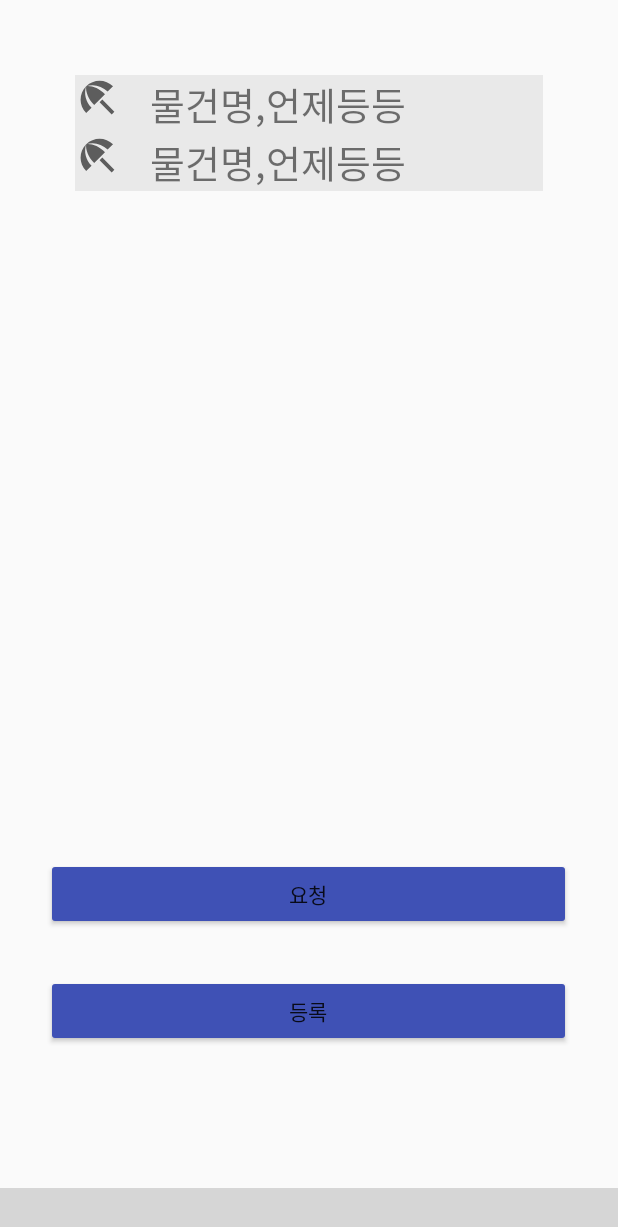
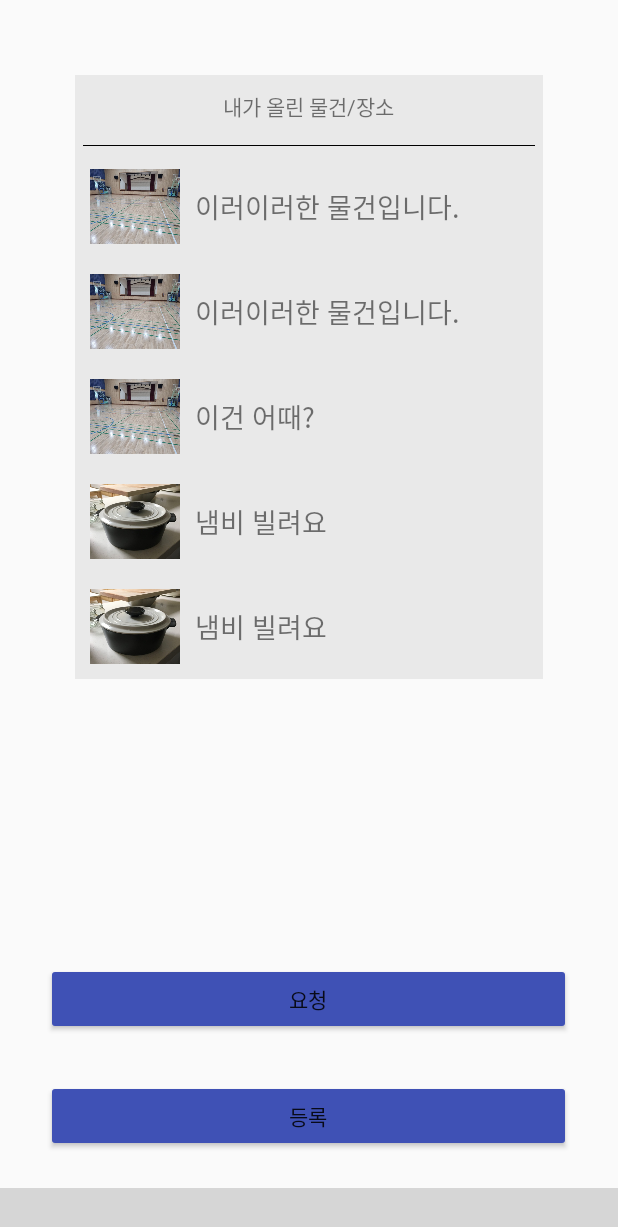
Before and after one commit to Kwonminwoo/rental-service-android, an Android app: the fragment Fragment_Upload placed in its activity, on a phone screen of 412 x 824 dp. Shown: the top 1227 px of the screen. Run offline under Robolectric (Android 15) with nearby library versions, the phone set to English and light mode, and no system bars; libraries missing offline, so code that uses them is left out: nl.joery.animatedbottombar; plain views replace AnimatedBottomBar; 2 statements that could not run were skipped; grey boxes are pictures that could not be loaded.

```diff
--- a/app/src/main/java/com/example/rental_service/Fragment_Request.java
+++ b/app/src/main/java/com/example/rental_service/Fragment_Request.java
@@ -14,6 +14,7 @@ public class Fragment_Request extends Fragment {
     @Nullable
     @Override
     public View onCreateView(@NonNull LayoutInflater inflater, @NonNull ViewGroup container, @NonNull Bundle savedInstanceState) {
-        return inflater.inflate(R.layout.fragment_request, container, false);
+        View view = inflater.inflate(R.layout.fragment_request, container, false);
+        return view;
     }
 }
--- a/app/src/main/java/com/example/rental_service/Fragment_Upload.java
+++ b/app/src/main/java/com/example/rental_service/Fragment_Upload.java
@@ -1,17 +1,24 @@
 package com.example.rental_service;
 
+import android.content.Intent;
 import android.os.Bundle;
 import android.view.LayoutInflater;
 import android.view.View;
 import android.view.ViewGroup;
+import android.widget.Button;
 
 import androidx.annotation.NonNull;
 import androidx.annotation.Nullable;
 import androidx.fragment.app.Fragment;
+import androidx.recyclerview.widget.LinearLayoutManager;
+import androidx.recyclerview.widget.RecyclerView;
+
+import com.example.rental_service.Home.ItemAdapter;
 
 public class Fragment_Upload extends Fragment {
 
-
+    Button reqBtn, registBtn;
+    RecyclerView recyclerView;
     public Fragment_Upload() {
         // Required empty public constructor
     }
@@ -20,6 +27,34 @@ public class Fragment_Upload extends Fragment {
     @Nullable
     @Override
     public View onCreateView(@NonNull LayoutInflater inflater, @NonNull ViewGroup container, @NonNull Bundle savedInstanceState) {
-        return inflater.inflate(R.layout.fragment_upload, container, false);
+        View view = inflater.inflate(R.layout.fragment_upload, container, false);
+        reqBtn = view.findViewById(R.id.request_btn);
+        registBtn = view.findViewById(R.id.registr_btn);
+
+        reqBtn.setOnClickListener(new View.OnClickListener() {
+            @Override
+            public void onClick(View view) {
+                Intent intent = new Intent(getContext(), RequestUploadActivity.class);
+                startActivity(intent);
+            }
+        });
+        recyclerView = view.findViewById(R.id.myItemRecycler);
+        setMyItemData();
+        return view;
     }
+
+    private void setMyItemData(){
+        recyclerView.setLayoutManager(new LinearLayoutManager(getContext()));
+        MyItemAdapter itemAdapter = new MyItemAdapter();
+        recyclerView.setAdapter(itemAdapter);
+        itemAdapter.addItem(new MyItem(R.drawable.auditourium, "이러이러한 물건입니다."));
+        itemAdapter.addItem(new MyItem(R.drawable.auditourium, "이러이러한 물건입니다."));
+        itemAdapter.addItem(new MyItem(R.drawable.auditourium, "이건 어때?"));
+        itemAdapter.addItem(new MyItem(R.drawable.pot, "냄비 빌려요"));
+        itemAdapter.addItem(new MyItem(R.drawable.pot, "냄비 빌려요"));
+        itemAdapter.addItem(new MyItem(R.drawable.pot, "냄비 빌려요"));
+        itemAdapter.addItem(new MyItem(R.drawable.pot, "냄비 빌려요"));
+        itemAdapter.addItem(new MyItem(R.drawable.pot, "냄비 빌려요"));
+    }
+
 }
--- a/app/src/main/java/com/example/rental_service/Home/Fragment_Home.java
+++ b/app/src/main/java/com/example/rental_service/Home/Fragment_Home.java
@@ -1,5 +1,6 @@
 package com.example.rental_service.Home;
 
+import android.content.Intent;
 import android.os.Bundle;
 import android.util.Log;
 import android.view.LayoutInflater;
@@ -7,7 +8,9 @@ import android.view.View;
 import android.view.ViewGroup;
 import android.widget.LinearLayout;
 import android.widget.TextView;
+import android.widget.Toast;
 
+import com.example.rental_service.PlaceList.PlaceList;
 import com.example.rental_service.R;
 
 import androidx.annotation.NonNull;
@@ -40,7 +43,24 @@ public class Fragment_Home extends Fragment {
         cdView_rentable = (CardView) view.findViewById(R.id.cdView_rentable_place);
 
         notice = (LinearLayout) view.findViewById(R.id.notice);
+        View placeBtn = view.findViewById(R.id.action_Place);
+        View stuffBtn = view.findViewById(R.id.action_Stuff);
         setData(view);
+
+        placeBtn.setOnClickListener(new View.OnClickListener() {
+            @Override
+            public void onClick(View view) {
+                Intent intent = new Intent(getContext(), PlaceList.class);
+                startActivity(intent);
+            }
+        });
+
+        stuffBtn.setOnClickListener(new View.OnClickListener() {
+            @Override
+            public void onClick(View view) {
+
+            }
+        });
 
 //        cdView_loanable.setOnClickListener(new View.OnClickListener() {
 //            @Override
--- /dev/null
+++ b/app/src/main/java/com/example/rental_service/MyItem.java
@@ -0,0 +1,27 @@
+package com.example.rental_service;
+
+public class MyItem {
+    private int image;
+    private String title;
+
+    public MyItem(int image, String title) {
+        this.image = image;
+        this.title = title;
+    }
+
+    public int getImage() {
+        return image;
+    }
+
+    public void setImage(int image) {
+        this.image = image;
+    }
+
+    public String getTitle() {
+        return title;
+    }
+
+    public void setTitle(String title) {
+        this.title = title;
+    }
+}
--- /dev/null
+++ b/app/src/main/java/com/example/rental_service/MyItemAdapter.java
@@ -0,0 +1,84 @@
+package com.example.rental_service;
+
+import android.content.Context;
+import android.util.Log;
+import android.view.LayoutInflater;
+import android.view.View;
+import android.view.ViewGroup;
+import android.widget.ImageView;
+import android.widget.TextView;
+import android.widget.Toast;
+
+import androidx.annotation.NonNull;
+import androidx.recyclerview.widget.RecyclerView;
+
+import com.example.rental_service.Home.Item;
+
+import java.util.ArrayList;
+import java.util.List;
+
+public class MyItemAdapter extends RecyclerView.Adapter<MyItemAdapter.ViewHolder> {
+    private List<MyItem> items = new ArrayList<>();
+    private Context context;
+
+    @NonNull
+    @Override
+    public MyItemAdapter.ViewHolder onCreateViewHolder(@NonNull ViewGroup parent, int viewType) {
+        LayoutInflater inflater = LayoutInflater.from(parent.getContext());
+        context = parent.getContext();
+
+        View itemView = inflater.inflate(R.layout.my_item_view, parent, false);
+
+        return new ViewHolder(itemView);
+    }
+
+    @Override
+    public void onBindViewHolder(@NonNull ViewHolder holder, int position) {
+        MyItem item = items.get(position);
+        holder.setItem(item);
+        holder.itemView.setOnClickListener(new View.OnClickListener() {
+            @Override
+            public void onClick(View view) {
+                Toast.makeText(context, "클릭", Toast.LENGTH_SHORT).show();
+            }
+        });
+    }
+
+    @Override
+    public int getItemCount() {
+        return items.size();
+    }
+
+    public void addItem(MyItem item){
+        this.items.add(item);
+    }
+
+    public void setItems(ArrayList<MyItem> items){
+        this.items = items;
+    }
+
+    public MyItem getItem(int position){
+        return items.get(position);
+    }
+
+    public void setItem(int position, MyItem item){
+        items.set(position, item);
+    }
+
+    public class ViewHolder extends RecyclerView.ViewHolder {
+        ImageView image;
+        TextView title;
+
+        public ViewHolder(View view) {
+            super(view);
+
+            image = view.findViewById(R.id.myItemImage);
+            title = view.findViewById(R.id.myItemTitle);
+        }
+
+        public void setItem(MyItem item){
+            image.setImageResource(item.getImage());
+            title.setText(item.getTitle());
+        }
+    }
+}
--- a/app/src/main/java/com/example/rental_service/PlaceList/Place.java
+++ b/app/src/main/java/com/example/rental_service/PlaceList/Place.java
@@ -9,6 +9,7 @@ public class Place {
     public Place(String name, String region, String comment) {
         this.name = name;
         this.region = region;
+        this.comment = comment;
     }
 
     public String getName(){
--- a/app/src/main/res/layout/fragment_home.xml
+++ b/app/src/main/res/layout/fragment_home.xml
@@ -214,7 +214,7 @@
     <RelativeLayout
         android:layout_width="match_parent"
         android:layout_height="match_parent">
-
+        <!-- + 버튼 -->
         <com.getbase.floatingactionbutton.FloatingActionsMenu
             android:id="@+id/multiple_actions"
             android:layout_width="wrap_content"
--- a/app/src/main/res/layout/fragment_upload.xml
+++ b/app/src/main/res/layout/fragment_upload.xml
@@ -10,68 +10,48 @@
 
     <ScrollView
         android:layout_width="match_parent"
-        android:layout_height="500dp">
+        android:layout_height="470dp">
+
 
         <LinearLayout
             android:layout_width="match_parent"
-            android:layout_height="400dp"
+            android:layout_height="match_parent"
             android:layout_margin="50dp"
             android:background="#E9E9E9"
             android:orientation="vertical">
 
-            <LinearLayout
+            <TextView
+                android:layout_gravity="center"
+                android:layout_marginVertical="10dp"
+                android:layout_width="wrap_content"
+                android:layout_height="wrap_content"
+                android:text="내가 올린 물건/장소"/>
+
+            <View
+                android:layout_margin="5dp"
+                android:background="@color/black"
                 android:layout_width="match_parent"
-                android:layout_height="wrap_content"
-                android:orientation="horizontal">
-                <ImageView
-                    android:layout_width="30dp"
-                    android:layout_height="30dp"
-                    android:layout_marginRight="20dp"
-                    android:background="@drawable/ic_baseline_beach_access_24"
-                    />
-
-                <TextView
-                    android:layout_width="match_parent"
-                    android:layout_height="wrap_content"
-                    android:text="물건명,언제등등"
-                    android:textSize="25dp" />
+                android:layout_height="0.5dp"/>
 
 
-            </LinearLayout>
+            <LinearLayout
+                android:orientation="vertical"
+                android:layout_width="match_parent"
+                android:layout_height="wrap_content">
 
-            <LinearLayout
-                android:layout_width="match_parent"
-                android:layout_height="wrap_content"
-                android:orientation="horizontal">
-                <ImageView
-                    android:layout_width="30dp"
-                    android:layout_height="30dp"
-                    android:layout_marginRight="20dp"
-                    android:background="@drawable/ic_baseline_beach_access_24"
-                    />
-
-                <TextView
+                <androidx.recyclerview.widget.RecyclerView
+                    android:id="@+id/myItemRecycler"
                     android:layout_width="match_parent"
-                    android:layout_height="wrap_content"
-                    android:text="물건명,언제등등"
-                    android:textSize="25dp" />
-
+                    android:layout_height="match_parent"/>
 
             </LinearLayout>
-
-
-
-
         </LinearLayout>
-
-
-
     </ScrollView>
 
 
     <LinearLayout
         android:layout_width="match_parent"
-        android:layout_height="220dp"
+        android:layout_height="150dp"
         android:layout_gravity="bottom"
         android:orientation="vertical">
 
--- /dev/null
+++ b/app/src/main/res/layout/my_item_view.xml
@@ -0,0 +1,25 @@
+<?xml version="1.0" encoding="utf-8"?>
+<LinearLayout xmlns:android="http://schemas.android.com/apk/res/android"
+    android:orientation="horizontal"
+    android:layout_margin="10dp"
+    android:layout_width="match_parent"
+    android:layout_height="50dp">
+
+
+    <ImageView
+        android:id="@+id/myItemImage"
+        android:src="@drawable/drawable_icon_app"
+        android:layout_width="60dp"
+        android:scaleType="fitXY"
+        android:layout_height="match_parent"/>
+
+        <TextView
+            android:id="@+id/myItemTitle"
+            android:layout_gravity="center"
+            android:textSize="18sp"
+            android:layout_marginHorizontal="10dp"
+            android:text="제목"
+            android:layout_width="match_parent"
+            android:layout_height="wrap_content"/>
+
+</LinearLayout>
```
Also changed, not shown: app/src/main/AndroidManifest.xml (+9 -0 lines), app/src/main/java/com/example/rental_service/ChattingRoomActivity.java (added, +15 -0 lines), app/src/main/java/com/example/rental_service/Fragment_Chatting.java (+18 -1 lines), app/src/main/java/com/example/rental_service/RequestUploadActivity.java (added, +36 -0 lines), app/src/main/res/layout/chatting_room.xml (+30 -12 lines), app/src/main/res/layout/fragment_request.xml (+8 -18 lines), app/src/main/res/layout/place_item.xml (+5 -6 lines).
